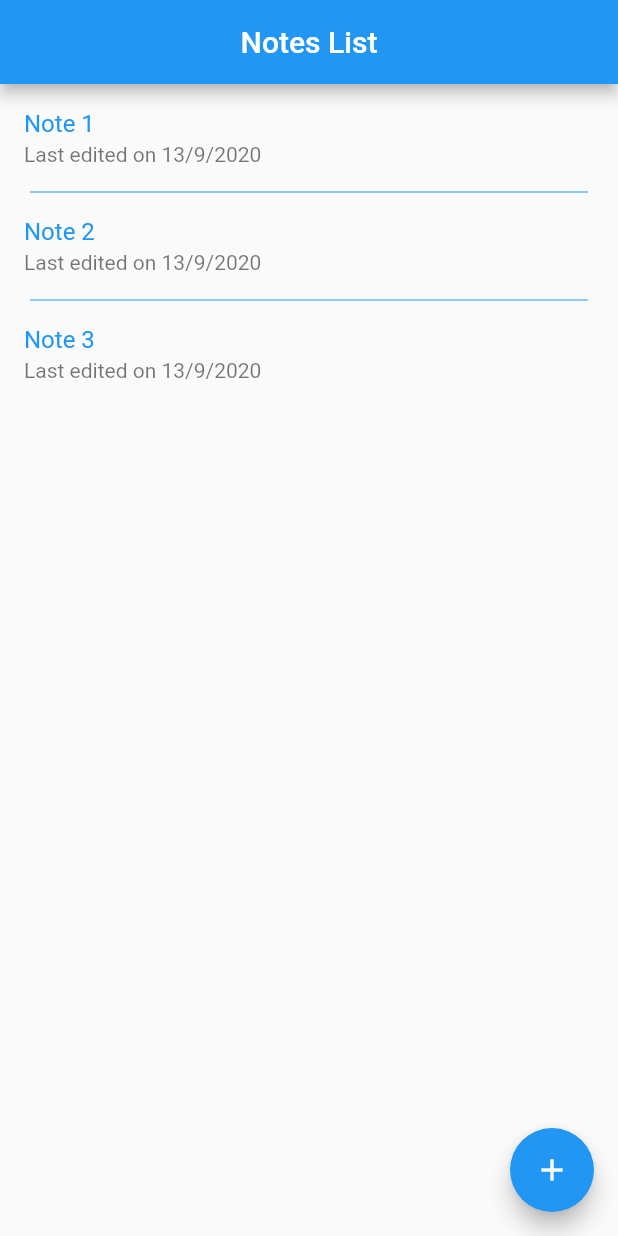
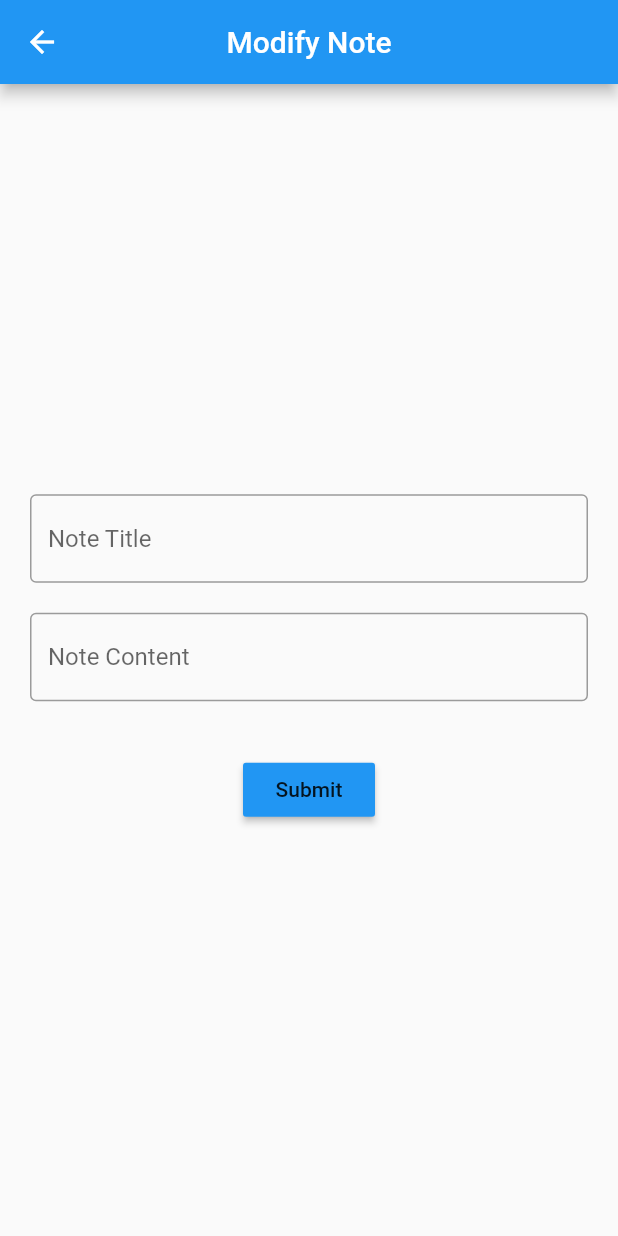
Before and after one commit to harshgupta80700/NotesKeeperApp, a Flutter app: the screen it shows after launch, after a tap on the "add" icon, on a phone screen of 412 x 824 dp. Run offline on Flutter 3.47's test engine with Material 2 defaults, Android fonts, the phone set to English and light mode, and no system bars.

Commit message:
note modify page made

```diff
--- a/lib/routes/routes.dart
+++ b/lib/routes/routes.dart
@@ -1,6 +1,8 @@
 import 'package:flutter/material.dart';
 import 'package:notes_app/views/NoteList.dart';
+import 'package:notes_app/views/note_modify.dart';
 
 Map<String , WidgetBuilder> routes = {
-  "/":(context) => NoteList()
+  "/":(context) => NoteList(),
+  "/NoteModify": (context) => NoteModify()
 };
--- a/lib/views/NoteList.dart
+++ b/lib/views/NoteList.dart
@@ -1,6 +1,14 @@
 import 'package:flutter/material.dart';
 import 'package:notes_app/models/note_for_listing.dart';
 
+
+
+class NoteList extends StatefulWidget {
+  @override
+  _NoteListState createState() => _NoteListState();
+}
+
+class _NoteListState extends State<NoteList> {
 
   final notes = [
     new NoteForListing(
@@ -23,13 +31,6 @@ final notes = [
     )
   ];
 
-class NoteList extends StatefulWidget {
-  @override
-  _NoteListState createState() => _NoteListState();
-}
-
-class _NoteListState extends State<NoteList> {
-
   String formatDateTime (DateTime dateTime){
     return '${dateTime.day}/${dateTime.month}/${dateTime.year}';
   }
@@ -49,7 +50,7 @@ class _NoteListState extends State<NoteList> {
       ),
       floatingActionButton: FloatingActionButton(
           onPressed: (){
-
+            Navigator.pushNamed(context, '/NoteModify');
           },
           child: Icon(Icons.add),
       ),
--- /dev/null
+++ b/lib/views/note_modify.dart
@@ -0,0 +1,44 @@
+import 'package:flutter/material.dart';
+
+class NoteModify extends StatelessWidget {
+  @override
+  Widget build(BuildContext context) {
+    return Scaffold(
+      appBar: AppBar(
+        title: Text("Modify Note"),
+        centerTitle: true,
+      ),
+
+      body: Padding(
+        padding:  EdgeInsets.all(20.0),
+        child: Column(
+          mainAxisAlignment: MainAxisAlignment.center,
+          children: [
+            TextFormField(
+              decoration: InputDecoration(
+                hintText: 'Note Title',
+                border: OutlineInputBorder()
+              ),
+            ),
+            SizedBox(height: 20,),
+            TextFormField(
+              decoration: InputDecoration(
+                hintText: 'Note Content',
+                border: OutlineInputBorder()
+              ),
+            ),
+            SizedBox(height: 35,),
+            RaisedButton(
+              onPressed: (){
+                Navigator.pop(context);
+              },
+              color: Theme.of(context).primaryColor,
+              child: Text("Submit"),
+            )
+          ],
+        ),
+      ),
+
+    );
+  }
+}
```
Lines whose indentation alone changed are shown as unchanged.
